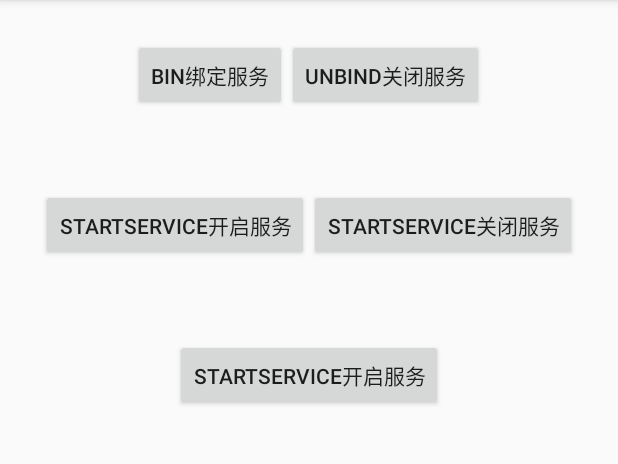
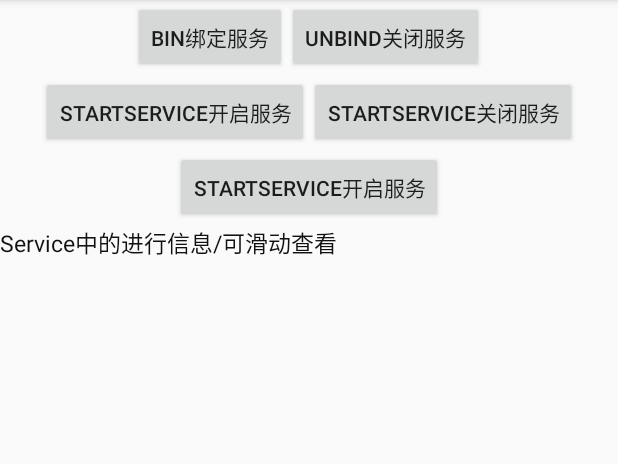
Before and after one commit to CodeLpea/PracticceOfAndorid, an Android app: the screen it shows after launch (MainActivity), on a phone screen of 412 x 824 dp, the part 84-548 px from its top. Run offline under Robolectric (Android 15) with nearby library versions, the light colour scheme and no system bars.

Commit message:
显示后台服务的进行情况

```diff
--- a/Number1/app/src/main/java/com/example/administrator/servieceandbroadcast/MainActivity.java
+++ b/Number1/app/src/main/java/com/example/administrator/servieceandbroadcast/MainActivity.java
@@ -3,28 +3,34 @@ package com.example.administrator.servieceandbroadcast;
 import android.content.ComponentName;
 import android.content.Intent;
 import android.content.ServiceConnection;
+import android.os.Handler;
 import android.os.IBinder;
+import android.os.Message;
 import android.support.v7.app.AppCompatActivity;
 import android.os.Bundle;
 import android.util.Log;
 import android.view.View;
 import android.widget.Button;
+import android.widget.TextView;
 
-import com.example.administrator.servieceandbroadcast.Service.BinderListener;
+import com.example.administrator.servieceandbroadcast.Service.ServiceListener;
 import com.example.administrator.servieceandbroadcast.Service.MyService;
 
 import static com.example.administrator.servieceandbroadcast.uils.ConfigKey.INTENT_KEY1;
 import static com.example.administrator.servieceandbroadcast.uils.ConfigKey.TIME_THRAED_1;
 import static com.example.administrator.servieceandbroadcast.uils.ConfigKey.TIME_THRAED_2;
 
-public class MainActivity extends AppCompatActivity implements View.OnClickListener,BinderListener {
+public class MainActivity extends AppCompatActivity implements View.OnClickListener,ServiceListener {
     private static final String TAG="MainActivity";
-    private static BinderListener thisActivity=null;
+    private static final  int MSG1=1;
+    private static ServiceListener thisActivity=null;
     private Button btn_open_service;
     private Button btn_close_service;
     private Button btn_Service_Commond_1;
     private Button btn_Service_Commond_2;
     private Button btn_to_intentService;
+
+    private TextView textView;
 
     protected MyService.MyBinder mMyBinder;
 
@@ -46,7 +52,7 @@ public class MainActivity extends AppCompatActivity implements View.OnClickListe
         public void onServiceConnected(ComponentName componentName, IBinder iBinder) {
             Log.i(TAG, "onServiceConnected: bind绑定成功");
             mMyBinder=(MyService.MyBinder)iBinder;
-            mMyBinder.setBinderLister(thisActivity);
+            mMyBinder.SetServiceListener(thisActivity);
         }
 
         @Override
@@ -63,6 +69,9 @@ public class MainActivity extends AppCompatActivity implements View.OnClickListe
         btn_Service_Commond_2=findViewById(R.id.btn_Service_Commond_2);
 
         btn_to_intentService=findViewById(R.id.btn_to_intentService);
+
+        textView=findViewById(R.id.tv_info);
+
 
         btn_close_service.setOnClickListener(this);
         btn_open_service.setOnClickListener(this);
@@ -146,7 +155,27 @@ public class MainActivity extends AppCompatActivity implements View.OnClickListe
     }
 
     @Override
-    public void onAction() {
+    public void onAction(int i) {
         Log.i(TAG, "onAction: 服务产生特定操作，交由ui执行");
+        Message message=mhandler.obtainMessage();
+        message.what=MSG1;
+        message.obj="MyService线程进行中......"+i;
+        mhandler.sendMessage(message);
     }
+    private Handler mhandler =new Handler() {
+        @Override
+        public void handleMessage(Message msg) {
+            super.handleMessage(msg);
+            switch (msg.what) {
+                case MSG1:
+                    textView.append(msg.obj+"\r\n");
+                    break;
+                default:
+                    break;
+            }
+
+        }
+    };
+
+
 }
--- a/Number1/app/src/main/java/com/example/administrator/servieceandbroadcast/Service/MyIntentService.java
+++ b/Number1/app/src/main/java/com/example/administrator/servieceandbroadcast/Service/MyIntentService.java
@@ -44,7 +44,6 @@ IntentService 执行以下操作：
         }
     }
 
-
     @Override
     public void onDestroy() {
         super.onDestroy();
--- a/Number1/app/src/main/java/com/example/administrator/servieceandbroadcast/Service/BinderListener.java
+++ b/Number1/app/src/main/java/com/example/administrator/servieceandbroadcast/Service/ServiceListener.java
@@ -3,8 +3,8 @@ package com.example.administrator.servieceandbroadcast.Service;
 /**
  * Author by lp,on 2019/1/18/018,14:32.
  */
-public interface BinderListener {
+public interface ServiceListener {
    void onOpen();
    void onClose();
-   void onAction();
+   void onAction(int i);
 }
--- a/Number1/app/src/main/res/layout/activity_main.xml
+++ b/Number1/app/src/main/res/layout/activity_main.xml
@@ -14,7 +14,7 @@
         <!-- 再来一个水平方向的LinearLayout-->
         <LinearLayout
             android:layout_width="match_parent"
-            android:layout_height="100dp"
+            android:layout_height="50dp"
             android:gravity="center"
             android:orientation="horizontal">
             <!-- 开启服务的按钮-->
@@ -35,7 +35,7 @@
         <!-- 再来一个水平方向的LinearLayout-->
         <LinearLayout
             android:layout_width="match_parent"
-            android:layout_height="100dp"
+            android:layout_height="50dp"
             android:gravity="center"
             android:orientation="horizontal">
             <!-- 开启服务的按钮-->
@@ -56,7 +56,7 @@
         <!-- 再来一个水平方向的LinearLayout-->
         <LinearLayout
             android:layout_width="match_parent"
-            android:layout_height="100dp"
+            android:layout_height="50dp"
             android:gravity="center"
             android:orientation="horizontal">
             <!-- 开启服务的按钮-->
@@ -68,7 +68,27 @@
                 />
 
         </LinearLayout>
+        <!-- 再来一个水平方向的LinearLayout-->
+        <LinearLayout
+            android:layout_width="match_parent"
+            android:layout_height="match_parent"
+            android:gravity="center"
+            android:orientation="horizontal">
+            <!-- 开启服务的按钮-->
+           <ScrollView
+               android:layout_width="match_parent"
+               android:layout_height="match_parent">
+               <TextView
+                   android:id="@+id/tv_info"
+                   android:layout_width="match_parent"
+                   android:layout_height="wrap_content"
+                   android:textSize="15dp"
+                   android:textColor="#111"
+                   android:text="Service中的进行信息/可滑动查看\n"
+                   />
+           </ScrollView>
 
+        </LinearLayout>
 
     </LinearLayout>
 
```
Also changed, not shown: Number1/app/src/main/java/com/example/administrator/servieceandbroadcast/Service/MyService.java (+12 -12 lines), Number1/app/src/main/res/layout/activity_intent_service.xml (+19 -0 lines).
